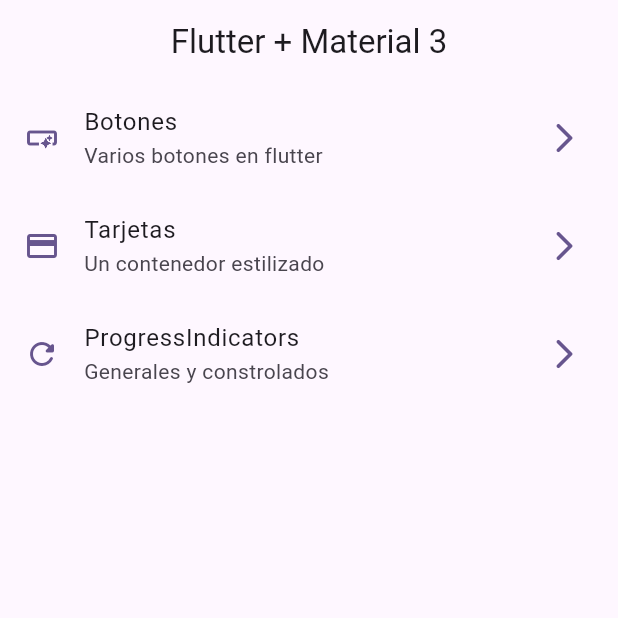
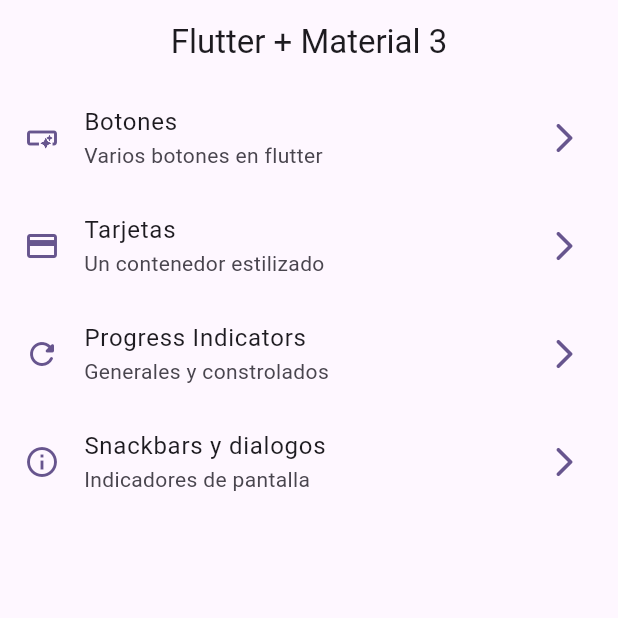
Before and after one commit to andrevalos88/widgets_app, a Flutter app: the screen it shows after launch, on a phone screen of 412 x 824 dp, the top half of it. Run offline on Flutter 3.47's test engine with Material 3 defaults, Android fonts, the phone set to English and light mode, and no system bars; our stand-ins replace go_router.

Commit message:
snackbars terminado

```diff
--- a/lib/config/menu/menu_items.dart
+++ b/lib/config/menu/menu_items.dart
@@ -18,7 +18,7 @@ class MenuItem{
 const appMenuItems = <MenuItem>[
 MenuItem(title: 'Botones', subTitle: 'Varios botones en flutter', link: '/buttons', icon: Icons.smart_button_outlined),
 MenuItem(title: 'Tarjetas', subTitle: 'Un contenedor estilizado', link: '/cards', icon: Icons.credit_card),
-MenuItem(title: 'ProgressIndicators', subTitle: 'Generales y constrolados', link: '/progress', icon: Icons.refresh_rounded),
-
+MenuItem(title: 'Progress Indicators', subTitle: 'Generales y constrolados', link: '/progress', icon: Icons.refresh_rounded),
+MenuItem(title: 'Snackbars y dialogos', subTitle: 'Indicadores de pantalla', link: '/snackbars', icon: Icons.info_outline),
 
 ];
--- a/lib/config/router/app_router.dart
+++ b/lib/config/router/app_router.dart
@@ -24,5 +24,10 @@ final appRouter = GoRouter(
       name: ProgressScreen.name,
       builder: (context, state) => const ProgressScreen(),
     ),
+    GoRoute(
+      path: '/snackbars',
+      name: SnackBarScreen.name,
+      builder: (context, state) => const SnackBarScreen(),
+    ),
   ],
 );
--- a/lib/main.dart
+++ b/lib/main.dart
@@ -12,6 +12,7 @@ class MainApp extends StatelessWidget {
   @override
   Widget build(BuildContext context) {
     return MaterialApp.router(
+      title: 'Widget App',
       routerConfig: appRouter,
       theme: AppTheme(selectedColor: 0).theme(),
     );
```
Also changed, not shown: lib/presentation/screens/snackbar/snackbar_screen.dart (+65 -1 lines).
